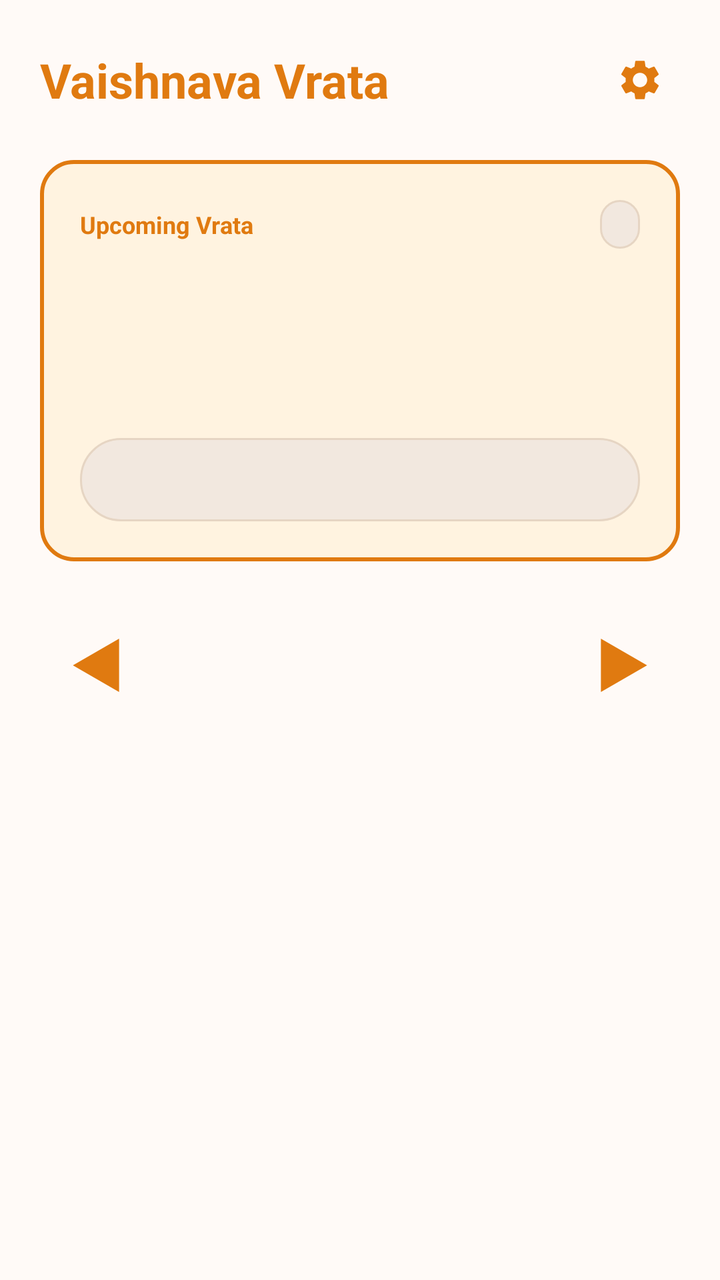
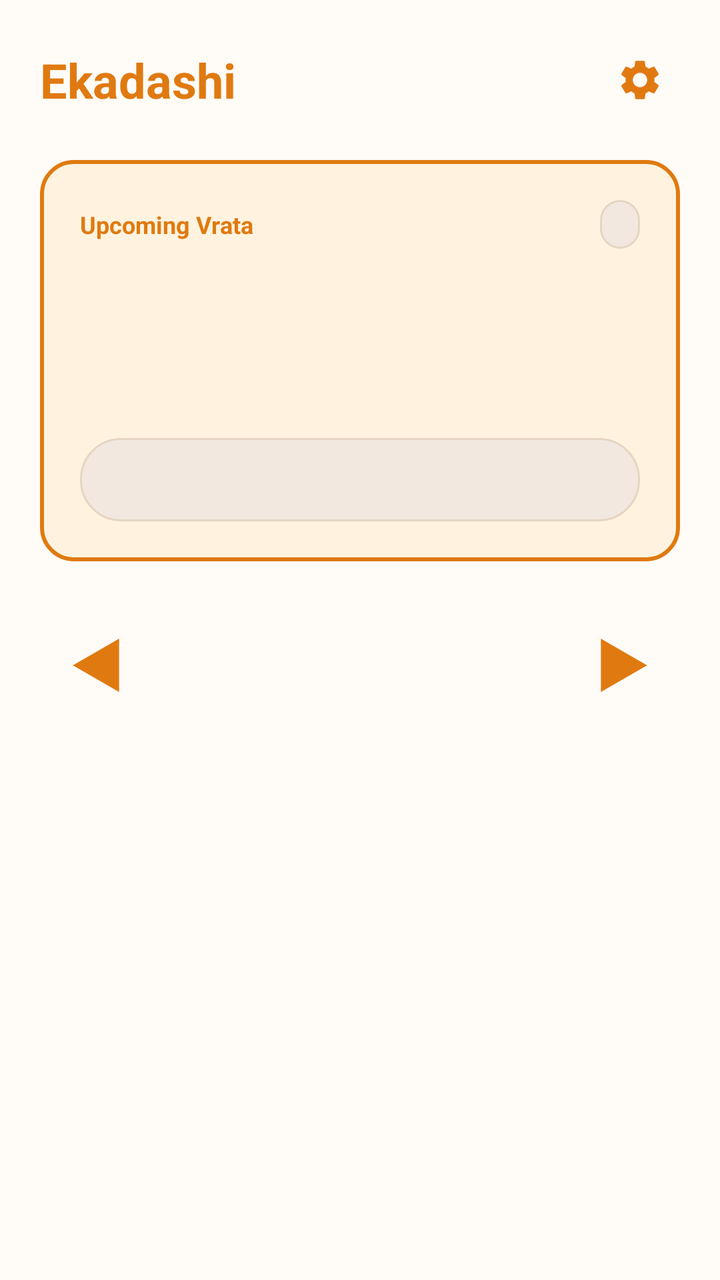

Compare the two renders of this Android layout. The source of the first and the diff that turns it into the second are given below.
<!-- AndroidManifest.xml: application theme Theme.VaishnavaVrata -->
<!-- res/layout/home.xml -->
<?xml version="1.0" encoding="utf-8"?>
<FrameLayout xmlns:android="http://schemas.android.com/apk/res/android"
    android:layout_width="match_parent"
    android:layout_height="match_parent">

    
    <ImageView
        android:id="@+id/bg_image"
        android:layout_width="match_parent"
        android:layout_height="match_parent"
        android:importantForAccessibility="no"
        android:scaleType="centerCrop" />

    
    <View
        android:layout_width="match_parent"
        android:layout_height="match_parent"
        android:background="@color/bg_scrim_overlay" />

    <ScrollView
        android:id="@+id/home_root"
        android:layout_width="match_parent"
        android:layout_height="match_parent"
        android:fillViewport="true"
        android:fitsSystemWindows="true">

        <LinearLayout
            android:layout_width="match_parent"
            android:layout_height="wrap_content"
            android:orientation="vertical"
            android:padding="20dp">

            
            <RelativeLayout
                android:layout_width="match_parent"
                android:layout_height="wrap_content">

                <TextView
                    android:id="@+id/home_title"
                    android:layout_width="wrap_content"
                    android:layout_height="wrap_content"
                    android:layout_alignParentStart="true"
                    android:layout_centerVertical="true"
                    android:text="@string/app_name"
                    android:textColor="@color/saffron_primary"
                    android:textSize="24sp"
                    android:textStyle="bold" />

                <ImageView
                    android:id="@+id/btn_settings"
                    android:layout_width="40dp"
                    android:layout_height="40dp"
                    android:layout_alignParentEnd="true"
                    android:layout_centerVertical="true"
                    android:background="?android:attr/selectableItemBackgroundBorderless"
                    android:clickable="true"
                    android:contentDescription="Settings"
                    android:focusable="true"
                    android:padding="8dp"
                    android:src="@drawable/ic_gear" />
            </RelativeLayout>

            
            <LinearLayout
                android:id="@+id/banner_notif"
                android:layout_width="match_parent"
                android:layout_height="wrap_content"
                android:layout_marginTop="16dp"
                android:background="@drawable/card_selected"
                android:clickable="true"
                android:focusable="true"
                android:orientation="horizontal"
                android:padding="14dp"
                android:visibility="gone">

                <TextView
                    android:id="@+id/tv_banner_notif"
                    android:layout_width="match_parent"
                    android:layout_height="wrap_content"
                    android:text="@string/notif_banner_text"
                    android:textColor="@color/banner_text"
                    android:textSize="13sp"
                    android:textStyle="bold" />
            </LinearLayout>

            
            <LinearLayout
                android:id="@+id/hero_card"
                android:layout_width="match_parent"
                android:layout_height="wrap_content"
                android:layout_marginTop="20dp"
                android:background="@drawable/card_selected"
                android:orientation="vertical"
                android:padding="20dp">

                
                <LinearLayout
                    android:layout_width="match_parent"
                    android:layout_height="wrap_content"
                    android:gravity="center_vertical"
                    android:orientation="horizontal">

                    <TextView
                        android:id="@+id/hero_badge"
                        android:layout_width="wrap_content"
                        android:layout_height="wrap_content"
                        android:text="@string/hero_label_next"
                        android:textColor="@color/saffron_primary"
                        android:textSize="12sp"
                        android:textStyle="bold" />

                    <TextView
                        android:id="@+id/tv_card_counter"
                        android:layout_width="wrap_content"
                        android:layout_height="wrap_content"
                        android:layout_marginStart="8dp"
                        android:textColor="@color/text_secondary"
                        android:textSize="12sp" />

                    <View
                        android:layout_width="0dp"
                        android:layout_height="0dp"
                        android:layout_weight="1" />

                    <TextView
                        android:id="@+id/hero_relative_tag"
                        android:layout_width="wrap_content"
                        android:layout_height="wrap_content"
                        android:background="@drawable/pill_bg"
                        android:paddingHorizontal="10dp"
                        android:paddingVertical="4dp"
                        android:textColor="@color/saffron_primary"
                        android:textSize="12sp"
                        android:textStyle="bold" />
                </LinearLayout>

                
                <TextView
                    android:id="@+id/hero_vrata_name"
                    android:layout_width="wrap_content"
                    android:layout_height="wrap_content"
                    android:layout_marginTop="16dp"
                    android:textColor="@color/text_primary"
                    android:textSize="24sp"
                    android:textStyle="bold" />

                
                <TextView
                    android:id="@+id/hero_vrata_date"
                    android:layout_width="wrap_content"
                    android:layout_height="wrap_content"
                    android:layout_marginTop="6dp"
                    android:textColor="@color/text_secondary"
                    android:textSize="15sp" />

                
                <LinearLayout
                    android:id="@+id/hero_parana_container"
                    android:layout_width="match_parent"
                    android:layout_height="wrap_content"
                    android:layout_marginTop="20dp"
                    android:background="@drawable/pill_bg"
                    android:orientation="horizontal"
                    android:paddingHorizontal="14dp"
                    android:paddingVertical="12dp">

                    <TextView
                        android:id="@+id/hero_parana_text"
                        android:layout_width="match_parent"
                        android:layout_height="wrap_content"
                        android:textColor="@color/text_primary"
                        android:textSize="13sp"
                        android:textStyle="bold" />
                </LinearLayout>

                <TextView
                    android:id="@+id/hero_note"
                    android:layout_width="match_parent"
                    android:layout_height="wrap_content"
                    android:layout_marginTop="12dp"
                    android:textColor="@color/text_secondary"
                    android:textSize="13sp"
                    android:visibility="gone" />
            </LinearLayout>

            
            <LinearLayout
                android:layout_width="match_parent"
                android:layout_height="wrap_content"
                android:layout_marginTop="24dp"
                android:gravity="center_vertical"
                android:orientation="horizontal">

                <ImageView
                    android:id="@+id/btn_prev"
                    android:layout_width="56dp"
                    android:layout_height="56dp"
                    android:background="?android:attr/selectableItemBackgroundBorderless"
                    android:contentDescription="@string/btn_previous"
                    android:padding="12dp"
                    android:src="@drawable/ic_tri_left" />

                <View
                    android:layout_width="0dp"
                    android:layout_height="0dp"
                    android:layout_weight="1" />

                <ImageView
                    android:id="@+id/btn_next"
                    android:layout_width="56dp"
                    android:layout_height="56dp"
                    android:background="?android:attr/selectableItemBackgroundBorderless"
                    android:contentDescription="@string/btn_next"
                    android:padding="12dp"
                    android:src="@drawable/ic_tri_right" />
            </LinearLayout>

        </LinearLayout>
    </ScrollView>
</FrameLayout>
<!-- resources referenced by this layout -->
<resources>
  <color name="banner_text">#C66509</color>
  <color name="bg_scrim_overlay">#D9FFFBF7</color>
  <color name="saffron_primary">#E07A10</color>
  <color name="text_primary">#2C1A0E</color>
  <color name="text_secondary">#7A6252</color>
  <!-- drawable card_selected (drawable) -->
  <?xml version="1.0" encoding="utf-8"?>
  <shape xmlns:android="http://schemas.android.com/apk/res/android"
      android:shape="rectangle">
      <solid android:color="@color/card_selected_bg" />
      <corners android:radius="16dp" />
      <stroke
          android:width="2dp"
          android:color="@color/saffron_primary" />
  </shape>
  <!-- drawable ic_tri_left (drawable) -->
  <?xml version="1.0" encoding="utf-8"?>
  <vector xmlns:android="http://schemas.android.com/apk/res/android"
      android:width="32dp"
      android:height="32dp"
      android:viewportWidth="24"
      android:viewportHeight="24">
      
      <path
          android:fillColor="@color/saffron_primary"
          android:pathData="M3.34,12 L20.66,2 L20.66,22 Z" />
  </vector>
  <!-- drawable ic_tri_right (drawable) -->
  <?xml version="1.0" encoding="utf-8"?>
  <vector xmlns:android="http://schemas.android.com/apk/res/android"
      android:width="32dp"
      android:height="32dp"
      android:viewportWidth="24"
      android:viewportHeight="24">
      
      <path
          android:fillColor="@color/saffron_primary"
          android:pathData="M20.66,12 L3.34,2 L3.34,22 Z" />
  </vector>
  <!-- drawable pill_bg (drawable) -->
  <?xml version="1.0" encoding="utf-8"?>
  <shape xmlns:android="http://schemas.android.com/apk/res/android"
      android:shape="rectangle">
      <solid android:color="@color/pill_bg" />
      <corners android:radius="20dp" />
      <stroke
          android:width="1dp"
          android:color="@color/stroke_color" />
  </shape>
  <string name="app_name">Vaishnava Vrata</string>
  <string name="btn_next">Next</string>
  <string name="btn_previous">Previous</string>
  <string name="hero_label_next">Upcoming Vrata</string>
  <string name="notif_banner_text">Notifications disabled. Tap to enable in settings.</string>
  <style name="Theme.VaishnavaVrata" parent="@android:style/Theme.Material.Light.NoActionBar">
          <item name="android:colorPrimary">@color/saffron_primary</item>
          <item name="android:colorPrimaryDark">@color/saffron_primary_variant</item>
          <item name="android:colorAccent">@color/saffron_accent</item>
          <item name="android:windowBackground">@color/bg_color</item>
          <item name="android:statusBarColor">@android:color/transparent</item>
          <item name="android:navigationBarColor">@android:color/transparent</item>
          <item name="android:windowLightStatusBar">true</item>
      </style>
  <color name="card_selected_bg">#FFF3E0</color>
  <color name="pill_bg">#F2E8DF</color>
  <color name="stroke_color">#E6D5C3</color>
  <color name="saffron_primary_variant">#C66509</color>
  <color name="saffron_accent">#FF9800</color>
  <color name="bg_color">#FFFBF7</color>
  <!-- unchanged entries left out for length: 1 -->
</resources>

<!-- the commit's change to res/layout/home.xml (unified diff, before → after) -->
@@ -168,6 +168,7 @@
                         android:id="@+id/hero_parana_text"
                         android:layout_width="match_parent"
                         android:layout_height="wrap_content"
+                        android:gravity="center"
                         android:textColor="@color/text_primary"
                         android:textSize="13sp"
                         android:textStyle="bold" />
<!-- resource entries referenced after the edit -->
@@ -1,7 +1,7 @@
 <!-- resources referenced by this layout -->
 <resources>
   <color name="banner_text">#C66509</color>
-  <color name="bg_scrim_overlay">#D9FFFBF7</color>
+  <color name="bg_scrim_overlay">#00000000</color>
   <color name="saffron_primary">#E07A10</color>
   <color name="text_primary">#2C1A0E</color>
   <color name="text_secondary">#7A6252</color>
@@ -49,7 +49,7 @@
           android:width="1dp"
           android:color="@color/stroke_color" />
   </shape>
-  <string name="app_name">Vaishnava Vrata</string>
+  <string name="app_name">Ekadashi</string>
   <string name="btn_next">Next</string>
   <string name="btn_previous">Previous</string>
   <string name="hero_label_next">Upcoming Vrata</string>
